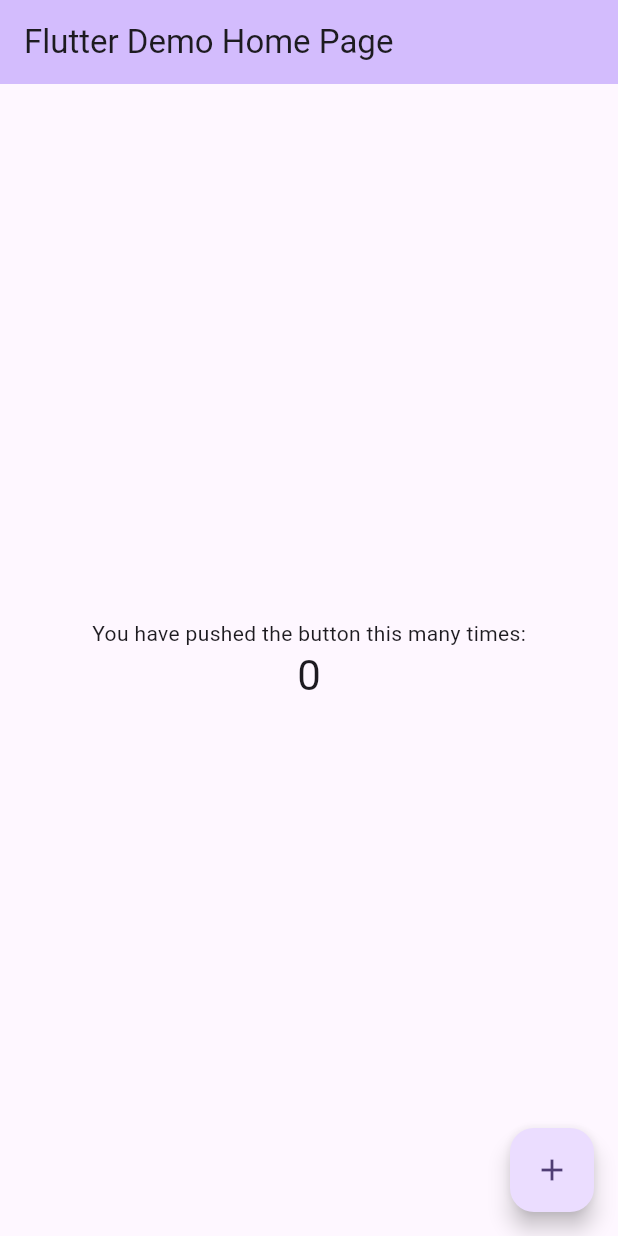
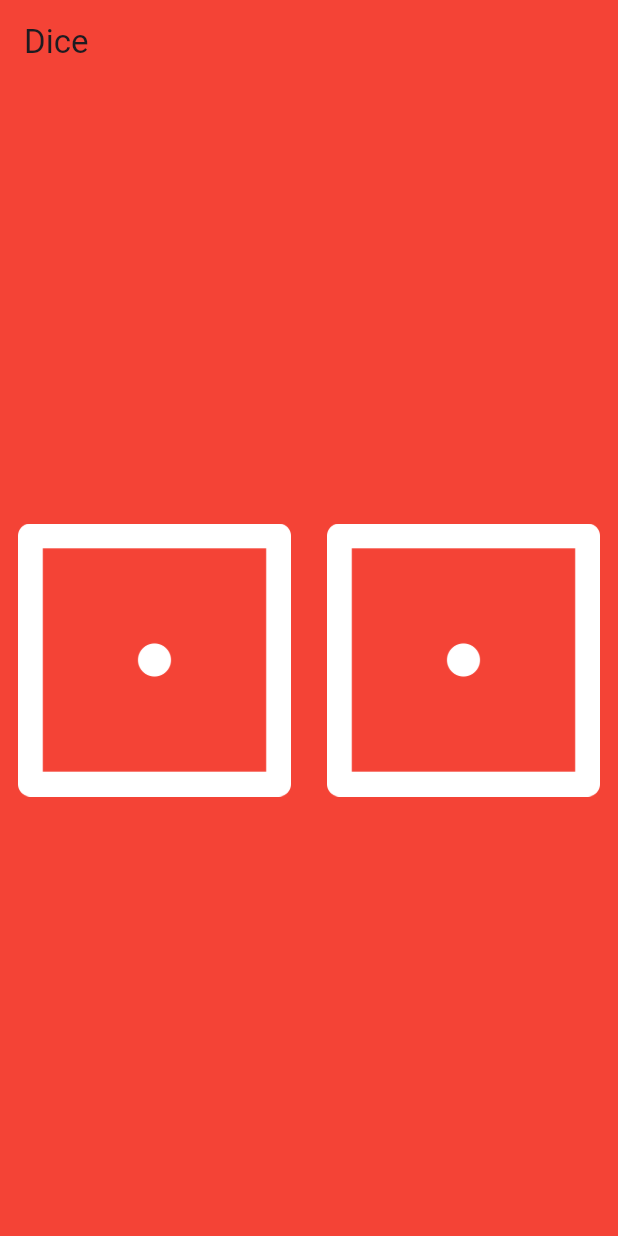
Before and after one commit to irvingDevMobi/flutter-projects, a Flutter app: the screen it shows after launch, on a phone screen of 412 x 824 dp. Run offline on Flutter 3.47's test engine with Material 3 defaults, Android fonts, the light colour scheme and no system bars.

Commit message:
First stage of Dice Roller App

```diff
--- a/dice_roller/lib/main.dart
+++ b/dice_roller/lib/main.dart
@@ -1,3 +1,5 @@
+import 'dart:math';
+
 import 'package:flutter/material.dart';
 
 void main() {
@@ -11,115 +13,67 @@
   @override
   Widget build(BuildContext context) {
     return MaterialApp(
-      title: 'Flutter Demo',
-      theme: ThemeData(
-        // This is the theme of your application.
-        //
-        // TRY THIS: Try running your application with "flutter run". You'll see
-        // the application has a purple toolbar. Then, without quitting the app,
-        // try changing the seedColor in the colorScheme below to Colors.green
-        // and then invoke "hot reload" (save your changes or press the "hot
-        // reload" button in a Flutter-supported IDE, or press "r" if you used
-        // the command line to start the app).
-        //
-        // Notice that the counter didn't reset back to zero; the application
-        // state is not lost during the reload. To reset the state, use hot
-        // restart instead.
-        //
-        // This works for code too, not just values: Most code changes can be
-        // tested with just a hot reload.
-        colorScheme: ColorScheme.fromSeed(seedColor: Colors.deepPurple),
-        useMaterial3: true,
+      home: Scaffold(
+        backgroundColor: Colors.red,
+        appBar: AppBar(
+          title: Text('Dice'),
+          backgroundColor: Colors.red,
+        ),
+        body: DicePage(),
       ),
-      home: const MyHomePage(title: 'Flutter Demo Home Page'),
     );
   }
 }
 
-class MyHomePage extends StatefulWidget {
-  const MyHomePage({super.key, required this.title});
-
-  // This widget is the home page of your application. It is stateful, meaning
-  // that it has a State object (defined below) that contains fields that affect
-  // how it looks.
-
-  // This class is the configuration for the state. It holds the values (in this
-  // case the title) provided by the parent (in this case the App widget) and
-  // used by the build method of the State. Fields in a Widget subclass are
-  // always marked "final".
-
-  final String title;
+class DicePage extends StatefulWidget {
+  const DicePage({super.key});
 
   @override
-  State<MyHomePage> createState() => _MyHomePageState();
+  State<DicePage> createState() => _DicePageState();
 }
 
-class _MyHomePageState extends State<MyHomePage> {
-  int _counter = 0;
+class _DicePageState extends State<DicePage> {
+  int leftDiceNumber = 1;
 
-  void _incrementCounter() {
+  @override
+  Widget build(BuildContext context) {
+    return Center(
+      child: Row(
+        children: [
+          Dice(),
+          Dice(),
+        ],
+      ),
+    );
+  }
+}
+
+class Dice extends StatefulWidget {
+  const Dice({super.key});
+
+  @override
+  State<Dice> createState() => _DiceState();
+}
+
+class _DiceState extends State<Dice> {
+  int diceNumber = 1;
+
+  @override
+  Widget build(BuildContext context) {
+    return Expanded(
+      child: TextButton(
+        onPressed: () {
+          update();
+        },
+        child: Image.asset('images/dice$diceNumber.png'),
+      ),
+    );
+  }
+
+  void update() {
     setState(() {
-      // This call to setState tells the Flutter framework that something has
-      // changed in this State, which causes it to rerun the build method below
-      // so that the display can reflect the updated values. If we changed
-      // _counter without calling setState(), then the build method would not be
-      // called again, and so nothing would appear to happen.
-      _counter++;
+      diceNumber = Random().nextInt(6) + 1;
     });
   }
 
-  @override
-  Widget build(BuildContext context) {
-    // This method is rerun every time setState is called, for instance as done
-    // by the _incrementCounter method above.
-    //
-    // The Flutter framework has been optimized to make rerunning build methods
-    // fast, so that you can just rebuild anything that needs updating rather
-    // than having to individually change instances of widgets.
-    return Scaffold(
-      appBar: AppBar(
-        // TRY THIS: Try changing the color here to a specific color (to
-        // Colors.amber, perhaps?) and trigger a hot reload to see the AppBar
-        // change color while the other colors stay the same.
-        backgroundColor: Theme.of(context).colorScheme.inversePrimary,
-        // Here we take the value from the MyHomePage object that was created by
-        // the App.build method, and use it to set our appbar title.
-        title: Text(widget.title),
-      ),
-      body: Center(
-        // Center is a layout widget. It takes a single child and positions it
-        // in the middle of the parent.
-        child: Column(
-          // Column is also a layout widget. It takes a list of children and
-          // arranges them vertically. By default, it sizes itself to fit its
-          // children horizontally, and tries to be as tall as its parent.
-          //
-          // Column has various properties to control how it sizes itself and
-          // how it positions its children. Here we use mainAxisAlignment to
-          // center the children vertically; the main axis here is the vertical
-          // axis because Columns are vertical (the cross axis would be
-          // horizontal).
-          //
-          // TRY THIS: Invoke "debug painting" (choose the "Toggle Debug Paint"
-          // action in the IDE, or press "p" in the console), to see the
-          // wireframe for each widget.
-          mainAxisAlignment: MainAxisAlignment.center,
-          children: <Widget>[
-            const Text(
-              'You have pushed the button this many times:',
-            ),
-            Text(
-              '$_counter',
-              style: Theme.of(context).textTheme.headlineMedium,
-            ),
-          ],
-        ),
-      ),
-      floatingActionButton: FloatingActionButton(
-        onPressed: _incrementCounter,
-        tooltip: 'Increment',
-        child: const Icon(Icons.add),
-      ), // This trailing comma makes auto-formatting nicer for build methods.
-    );
-  }
 }
--- a/dice_roller/pubspec.yaml
+++ b/dice_roller/pubspec.yaml
@@ -59,9 +59,8 @@ flutter:
   uses-material-design: true
 
   # To add assets to your application, add an assets section, like this:
-  # assets:
-  #   - images/a_dot_burr.jpeg
-  #   - images/a_dot_ham.jpeg
+  assets:
+    - images/
 
   # An image asset can refer to one or more resolution-specific "variants", see
   # https://flutter.dev/assets-and-images/#resolution-aware
```
Also changed, not shown: dice_roller/images/dice1.png (added), dice_roller/images/dice2.png (added), dice_roller/images/dice3.png (added), dice_roller/images/dice4.png (added), dice_roller/images/dice5.png (added), dice_roller/images/dice6.png (added), 42 other files.
